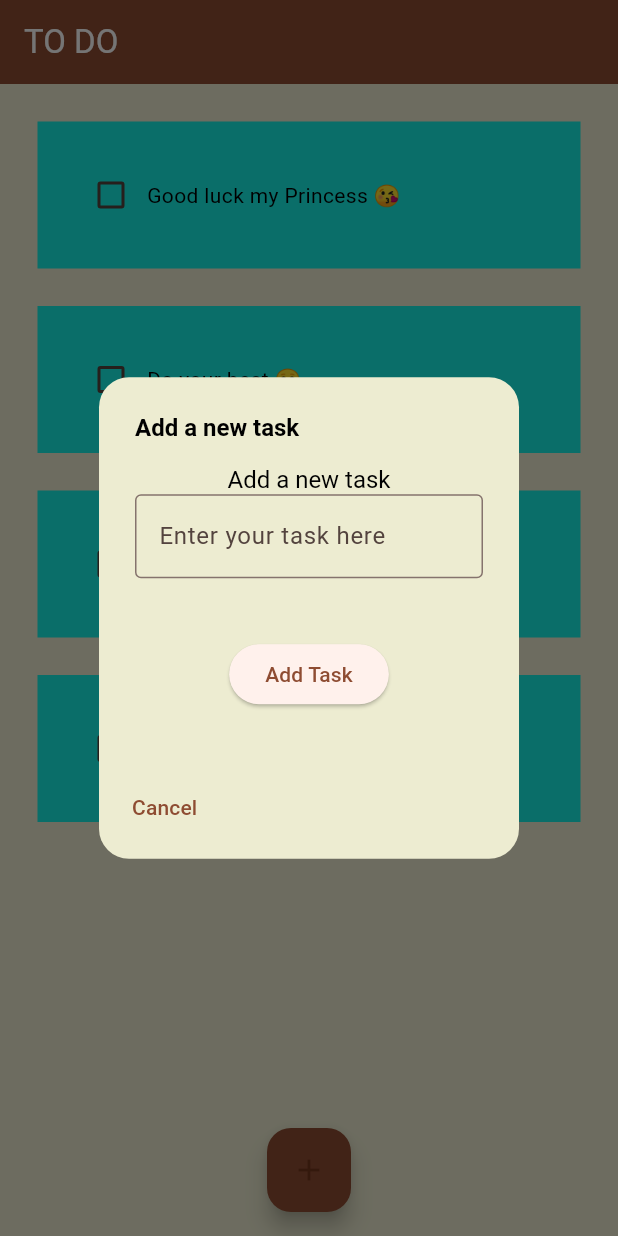
After one commit to Minokainduwara/To-DO-APP, a Flutter app: the screen it shows after launch, after a tap on the "add" icon, on a phone screen of 412 x 824 dp. The commit adds this screen. Run offline on Flutter 3.47's test engine with Material 3 defaults, Android fonts, the phone set to English and light mode, and no system bars.

Commit message:
add task button created

```diff
--- a/todo/lib/home_page.dart
+++ b/todo/lib/home_page.dart
@@ -1,4 +1,5 @@
 import 'package:flutter/material.dart';
+import 'package:todo/util/dialog_box.dart';
 import 'package:todo/util/todo_tile.dart';
 
 class HomePage extends StatefulWidget {
@@ -25,6 +26,16 @@ class _HomePageState extends State<HomePage> {
     });
 
   }
+
+  //Create new task
+  void createNewTask(){
+    showDialog(
+      context: context,
+      builder: (context){
+        return DialogBox();
+      }
+    );
+  }
   @override
   Widget build(BuildContext context) {
     return Scaffold(
@@ -34,6 +45,13 @@ class _HomePageState extends State<HomePage> {
         elevation: 0,
         backgroundColor: Theme.of(context).colorScheme.primary, // Apply theme color
       ),
+
+      floatingActionButton: FloatingActionButton(
+        onPressed: createNewTask,
+        backgroundColor: Theme.of(context).colorScheme.primary, // Apply theme color
+        child: const Icon(Icons.add),
+      ),
+      floatingActionButtonLocation: FloatingActionButtonLocation.centerFloat,
       body: ListView.builder(
         itemCount: toDoList.length,
         itemBuilder: (context, index) {
--- /dev/null
+++ b/todo/lib/util/dialog_box.dart
@@ -0,0 +1,57 @@
+import 'package:flutter/material.dart';
+class DialogBox extends StatelessWidget{
+  const DialogBox({
+    super.key,
+
+  });
+
+  @override
+  Widget build(BuildContext context){
+    return AlertDialog(
+      content: Container(
+        height: 170,
+        child: Column(
+          children: [
+            Text("Add a new task"),
+            TextField(
+              decoration: InputDecoration(
+                hintText: "Enter your task here",
+                border: OutlineInputBorder(),
+              ),
+            ),
+            SizedBox(height: 40,),
+            ElevatedButton(
+              onPressed: (){},
+              child: Text("Add Task"),
+            )
+          ],
+        ),
+      ),
+      actions: [
+        TextButton(
+          onPressed: () {
+            Navigator.of(context).pop();
+          },
+          child: Text("Cancel"),
+        ),
+      ],
+      backgroundColor: const Color.fromARGB(255, 237, 236, 209), // Use theme background color
+      shape: RoundedRectangleBorder(
+        borderRadius: BorderRadius.circular(20),
+      ),
+      title: Text("Add a new task"),
+      titleTextStyle: TextStyle(
+        color: Colors.black,
+        fontSize: 16,
+        fontWeight: FontWeight.bold,
+      ),
+      contentTextStyle: TextStyle(
+        color: Colors.black,
+        fontSize: 16,
+      ),
+      actionsAlignment: MainAxisAlignment.spaceBetween,
+      actionsPadding: EdgeInsets.symmetric(horizontal: 10, vertical: 10),
+      buttonPadding: EdgeInsets.symmetric(horizontal: 10, vertical: 10),
+    );
+  }
+}
```
